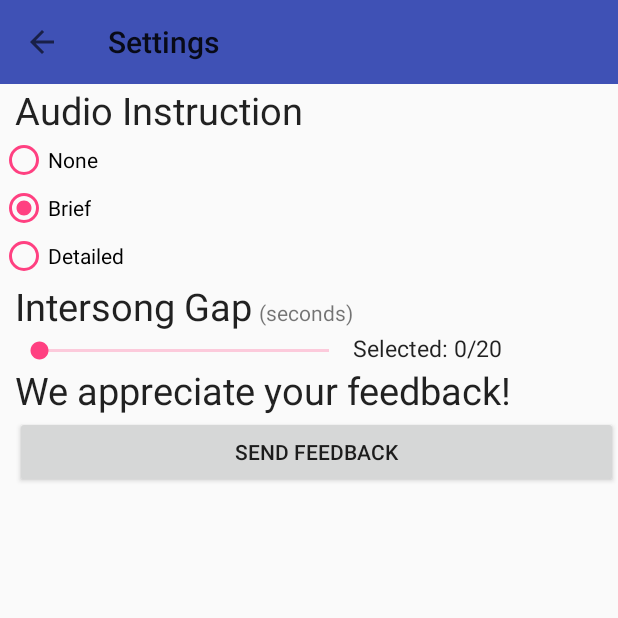
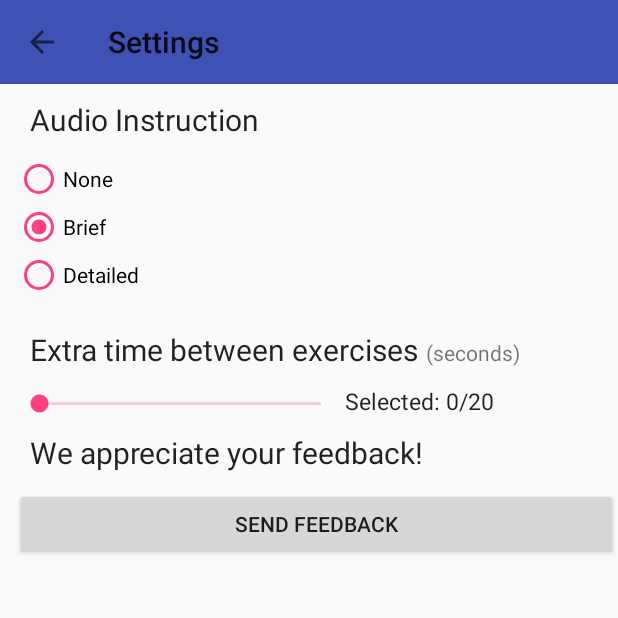
Before and after one commit to Dhanush123/Energization, an Android app: the screen it shows after launch (SettingsActivity), in the options menu, after a tap on "Settings", on a phone screen of 412 x 824 dp, the top half of it. Run offline under Robolectric (Android 15) with nearby library versions, the phone set to English and light mode, and no system bars.

Commit message:
lots of updates
bugs fixed & features added

```diff
--- a/app/build.gradle
+++ b/app/build.gradle
@@ -8,8 +8,8 @@ android {
         applicationId "com.x10host.dhanushpatel.energization"
         minSdkVersion 14
         targetSdkVersion 23
-        versionCode 1
-        versionName "1.0"
+        versionCode 2
+        versionName "1.5"
     }
     buildTypes {
         release {
--- a/app/src/main/java/com/x10host/dhanushpatel/energization/MainActivity.java
+++ b/app/src/main/java/com/x10host/dhanushpatel/energization/MainActivity.java
@@ -1,5 +1,7 @@
 package com.x10host.dhanushpatel.energization;
 
+import android.annotation.SuppressLint;
+import android.app.Activity;
 import android.content.Intent;
 import android.content.SharedPreferences;
 import android.graphics.PorterDuff;
@@ -15,7 +17,6 @@ import android.view.Menu;
 import android.view.MenuItem;
 import android.view.View;
 import android.view.WindowManager;
-import android.widget.AdapterView;
 import android.widget.ImageButton;
 import android.widget.ImageView;
 import android.widget.SeekBar;
@@ -39,7 +40,6 @@ public class MainActivity extends AppCompatActivity implements MediaPlayer.OnErr
     int bufferS;
     int length;
     int lastStep = -1;
-    String playButtonStatus = "Play Next";
 
     @Override
     protected void onCreate(Bundle savedInstanceState) {
@@ -47,7 +47,6 @@ public class MainActivity extends AppCompatActivity implements MediaPlayer.OnErr
         setContentView(R.layout.activity_main);
         Toolbar toolbar = (Toolbar)findViewById(R.id.toolbar);
         setSupportActionBar(toolbar);
-
 
         if (Build.VERSION.SDK_INT >= Build.VERSION_CODES.LOLLIPOP) {
             getWindow().addFlags(WindowManager.LayoutParams.FLAG_DRAWS_SYSTEM_BAR_BACKGROUNDS);
@@ -104,12 +103,30 @@ public class MainActivity extends AppCompatActivity implements MediaPlayer.OnErr
                 public void onFinish() {
                     Log.i(bufferGot+"s buffering","done");
                     mPlayer.start();
+                    mPlayer.setOnCompletionListener(new MediaPlayer.OnCompletionListener() {
+                        @SuppressLint("LongLogTag")
+                        @Override
+                        public void onCompletion(MediaPlayer mp) {
+                            Log.i("came to music complete - top1", "yes");
+                            playButton.setImageResource(R.drawable.play24);
+
+                        }
+                    });
                     //mTextField.setText("done!");
                 }
             }.start();
         }
         else{
             mPlayer.start();
+            mPlayer.setOnCompletionListener(new MediaPlayer.OnCompletionListener() {
+                @SuppressLint("LongLogTag")
+                @Override
+                public void onCompletion(MediaPlayer mp) {
+                    Log.i("came to music complete - top2", "yes");
+                    playButton.setImageResource(R.drawable.play24);
+
+                }
+            });
         }
     }
 
@@ -130,6 +147,7 @@ public class MainActivity extends AppCompatActivity implements MediaPlayer.OnErr
         //noinspection SimplifiableIfStatement
         if (id == R.id.action_settings) {
             Intent i = new Intent(this,SettingsActivity.class);
+            i.putExtra("lastPosition",length);
             startActivity(i);
             return true;
         }
@@ -142,20 +160,16 @@ public class MainActivity extends AppCompatActivity implements MediaPlayer.OnErr
         return super.onOptionsItemSelected(item);
     }
 
-
-
-    public void onNothingSelected(AdapterView<?> parent) {
-        // Another interface callback
-    }
-
     public void startMusic(int step){
+        setCompletedSets();
+        /**
         if(step < 0){
             Toast.makeText(getApplicationContext(), "Can't seek back more.", Toast.LENGTH_SHORT).show();
         }
         else if(step > 43){
             Toast.makeText(getApplicationContext(), "Can't seek forward more.", Toast.LENGTH_SHORT).show();
         }
-        else {
+         **/
             getAudioLength();
             if(mPlayer==null) {
                 Log.i("is mPlayer null?",(mPlayer==null)+"");
@@ -169,8 +183,18 @@ public class MainActivity extends AppCompatActivity implements MediaPlayer.OnErr
                     int id = setStepMusic(step, audioLength);
                     if(id!=-100000) {
                         mPlayer = MediaPlayer.create(getApplicationContext(), id);
+
                         mPlayer.start();
-                        nonInitListeners();
+                        //getAndSetBuffer();
+
+                        mPlayer.setOnCompletionListener(new MediaPlayer.OnCompletionListener() {
+                            @Override
+                            public void onCompletion(MediaPlayer mp) {
+                                Log.i("came to music complete", " - bottom yes");
+                                playButton.setImageResource(R.drawable.play24);
+
+                            }
+                        });
                         playButton.setImageResource(R.drawable.pause24);
                         lastStep = step;
                         Log.i("Button press", "music play first time");
@@ -231,10 +255,12 @@ public class MainActivity extends AppCompatActivity implements MediaPlayer.OnErr
                     }
                     else {
                         setPic(step);
+                        mPlayer.stop();
+                        mPlayer = null;
+                        playButton.setImageResource(R.drawable.play24);
                     }
 
 
-                }
                 }
             }
     }
@@ -247,30 +273,43 @@ public class MainActivity extends AppCompatActivity implements MediaPlayer.OnErr
                 seekBarStep.setProgress(stepSelected);
                 stepShow.setText("Selected: " + stepSelected + "/" + seekBarStep.getMax());
                 startMusic(stepSelected);
-                Log.i("Play step", "" + stepSelected);
+                Log.i("Play step index", "" + stepSelected);
 
             }
         });
         previousButton.setOnClickListener(new View.OnClickListener() {
             @Override
             public void onClick(View view) {
+                int stepP = stepSelected;
+                if(--stepP < 0){
+                        Toast.makeText(getApplicationContext(), "Can't seek back more.", Toast.LENGTH_SHORT).show();
+                    }
+                else {
                     stepSelected--;
                     seekBarStep.setProgress(stepSelected);
                     stepShow.setText("Selected: " + stepSelected + "/" + seekBarStep.getMax());
                     startMusic(stepSelected);
-                Log.i("Play music step",""+stepSelected);
+                    Log.i("Play music step", "" + stepSelected);
+                }
             }
         });
         nextButton.setOnClickListener(new View.OnClickListener() {
             @Override
             public void onClick(View view) {
+                int stepN = stepSelected;
+                if(++stepN > 43){
+                    Toast.makeText(getApplicationContext(), "Can't seek forward more.", Toast.LENGTH_SHORT).show();
+                }
+                else {
                     stepSelected++;
                     seekBarStep.setProgress(stepSelected);
                     stepShow.setText("Selected: " + stepSelected + "/" + seekBarStep.getMax());
                     startMusic(stepSelected);
-                Log.i("Play music step",""+stepSelected);
+                    Log.i("Play music step", "" + stepSelected);
+                }
             }
         });
+
         seekBarStep.setOnSeekBarChangeListener(new SeekBar.OnSeekBarChangeListener() {
             @Override
             public void onProgressChanged(SeekBar seekBarStep, int progressValue, boolean fromUser) {
@@ -286,6 +325,12 @@ public class MainActivity extends AppCompatActivity implements MediaPlayer.OnErr
                     nextButton.setVisibility(View.GONE);
                 } else {
                     nextButton.setVisibility(View.VISIBLE);
+                }
+
+                if(stepSelected == 0 || stepSelected == 1 || stepSelected == 43){
+                    playButton.setVisibility(View.GONE);
+                } else {
+                    playButton.setVisibility(View.VISIBLE);
                 }
                 startMusic(stepSelected);
                 // Toast.makeText(getApplicationContext(), "Changing seekbar's progress", Toast.LENGTH_SHORT).show();
@@ -307,16 +352,6 @@ public class MainActivity extends AppCompatActivity implements MediaPlayer.OnErr
             }
         });
 
-    }
-
-    public void nonInitListeners(){
-        mPlayer.setOnCompletionListener(new MediaPlayer.OnCompletionListener() {
-
-            public void onCompletion(MediaPlayer mp) {
-                playButton.setImageResource(R.drawable.play24);
-
-            }
-        });
     }
 
     public void setPic(int stepChosen){
@@ -456,7 +491,7 @@ public class MainActivity extends AppCompatActivity implements MediaPlayer.OnErr
         else if (stepChosen == 42) {
             //aum
             iv.setImageResource(R.drawable.aum);
-            stepNumName.setText("Namaste");
+            stepNumName.setText("Namaste"+"\nNumber of sets complete: "+getCompletedSets());
         }
         else if (stepChosen == 43) {
             //founder & quote
@@ -531,17 +566,18 @@ public class MainActivity extends AppCompatActivity implements MediaPlayer.OnErr
         if (id==-100000 && stepChosen!=0 && stepChosen!=1 && stepChosen!=43){
             Toast.makeText(getApplicationContext(),"ERROR: Can't play sound file",
                     Toast.LENGTH_LONG).show();
-            Log.e("Music play error","couldn't play sound file");
+            Log.e("Music play error", "couldn't play sound file");
         }
         return id;
     }
-
+    @Override
     public void onDestroy() {
         if(mPlayer!=null) {
             mPlayer.stop();
         }
         super.onDestroy();
     }
+    @Override
     public void onStop(){
         if(mPlayer!=null) {
             mPlayer.release();
@@ -549,5 +585,54 @@ public class MainActivity extends AppCompatActivity implements MediaPlayer.OnErr
         }
             super.onStop();
     }
+    public void onPause(){
+        SharedPreferences sp = getSharedPreferences("your_prefs", Activity.MODE_PRIVATE);
+        SharedPreferences.Editor editor = sp.edit();
+        editor.putInt("step", stepSelected);
+        editor.commit();
+        //will be executed onPause
+        Log.i("went to onPause","");
+        super.onPause();
+    }
+
+    public void setCompletedSets(){
+        int currentSteps = getCompletedSteps();
+        if(currentSteps<40){
+            SharedPreferences sp = getSharedPreferences("your_prefs", Activity.MODE_PRIVATE);
+            SharedPreferences.Editor editor = sp.edit();
+            currentSteps++;
+            editor.putInt("currentSteps", currentSteps);
+            editor.commit();
+        }
+        else if(currentSteps==40){
+            SharedPreferences sp = getSharedPreferences("your_prefs", Activity.MODE_PRIVATE);
+            SharedPreferences.Editor editor = sp.edit();
+            int currentSets = getCompletedSets();
+            currentSets++;
+            editor.putInt("currentSets", currentSets);
+            editor.putInt("currentSteps",0);
+            editor.commit();
+        }
+    }
+    public int getCompletedSets(){
+        SharedPreferences sp = getSharedPreferences("your_prefs", Activity.MODE_PRIVATE);
+        return sp.getInt("currentSets",0);
+    }
+    public int getCompletedSteps(){
+        SharedPreferences sp = getSharedPreferences("your_prefs", Activity.MODE_PRIVATE);
+        return sp.getInt("currentSteps",0);
+    }
+
+    @Override
+    public void onResume(){
+        SharedPreferences sp = getSharedPreferences("your_prefs", Activity.MODE_PRIVATE);
+        stepSelected = sp.getInt("step",0);
+        seekBarStep.setProgress(stepSelected);
+        stepShow.setText("Selected: " + stepSelected + "/" + seekBarStep.getMax());
+        startMusic(stepSelected);
+        Log.i("Resumed play step index", "" + stepSelected);
+        //will be executed onResume
+        super.onResume();
+    }
 
 }
--- a/app/src/main/res/layout/activity_settings.xml
+++ b/app/src/main/res/layout/activity_settings.xml
@@ -24,18 +24,21 @@
         android:textAppearance="?android:attr/textAppearanceLarge"
         android:text="Audio Instruction"
         android:id="@+id/audioLength"
-        android:textSize="25sp"
+        android:textSize="20sp"
         android:layout_below="@+id/toolbar"
         android:layout_alignParentLeft="true"
         android:layout_alignParentStart="true"
         android:layout_marginLeft="10sp"
-        android:layout_marginStart="10sp" />
+        android:layout_marginStart="10sp"
+        android:paddingTop="10sp"
+        android:paddingLeft="10sp"/>
     <LinearLayout
         android:id="@+id/radioStuff"
         android:layout_width="wrap_content"
         android:layout_height="wrap_content"
         android:orientation="vertical"
-        android:layout_below="@+id/audioLength">
+        android:layout_below="@+id/audioLength"
+        android:padding="10sp">
 
         <RadioGroup
             android:id="@+id/radioGroup"
@@ -85,10 +88,13 @@
         android:textAppearance="?android:attr/textAppearanceLarge"
         android:text="We appreciate your feedback!"
         android:id="@+id/textView"
-        android:textSize="25sp"
+        android:textSize="20sp"
         android:layout_below="@+id/bufferAmount"
         android:layout_alignLeft="@+id/audioLength"
-        android:layout_alignStart="@+id/audioLength" />
+        android:layout_alignStart="@+id/audioLength"
+        android:paddingTop="10sp"
+        android:paddingLeft="10sp"
+        android:paddingBottom= "10sp"/>
 
     <Button
         android:layout_width="wrap_content"
@@ -99,18 +105,23 @@
         android:layout_alignLeft="@+id/textView"
         android:layout_alignStart="@+id/textView"
         android:layout_alignParentRight="true"
-        android:layout_alignParentEnd="true" />
+        android:layout_alignParentEnd="true"
+        android:paddingLeft="10sp"
+        android:paddingRight="10sp"/>
 
     <TextView
         android:layout_width="wrap_content"
         android:layout_height="wrap_content"
         android:textAppearance="?android:attr/textAppearanceLarge"
-        android:text="Intersong Gap"
+        android:text="Extra time between exercises"
         android:id="@+id/textView2"
-        android:textSize="25sp"
+        android:textSize="20sp"
         android:layout_below="@+id/radioStuff"
         android:layout_alignLeft="@+id/textView"
-        android:layout_alignStart="@+id/textView" />
+        android:layout_alignStart="@+id/textView"
+        android:paddingTop="10sp"
+        android:paddingLeft="10sp"
+        android:paddingBottom="10sp"/>
 
     <TextView
         android:layout_width="wrap_content"
@@ -125,12 +136,13 @@
 
     <SeekBar
         android:id="@+id/seekBarBuffer"
-        android:layout_width="225sp"
+        android:layout_width="220sp"
         android:layout_height="wrap_content"
         android:max="20"
         android:layout_alignBottom="@+id/bufferAmount"
         android:layout_alignLeft="@+id/textView2"
-        android:layout_alignStart="@+id/textView2" />
+        android:layout_alignStart="@+id/textView2"
+        android:paddingLeft="10sp"/>
 
     <TextView
         android:layout_width="wrap_content"
@@ -140,7 +152,8 @@
         android:id="@+id/textView3"
         android:layout_alignBaseline="@+id/textView2"
         android:layout_alignBottom="@+id/textView2"
-        android:layout_toLeftOf="@+id/bufferAmount"
-        android:layout_toStartOf="@+id/bufferAmount" />
+        android:layout_toRightOf="@+id/textView2"
+        android:layout_toEndOf="@+id/textView2"
+        android:paddingLeft="5sp"/>
 
 </RelativeLayout>
```
Also changed, not shown: app/src/main/java/com/x10host/dhanushpatel/energization/SettingsActivity.java (+14 -3 lines). Lines whose indentation alone changed are shown as unchanged.
